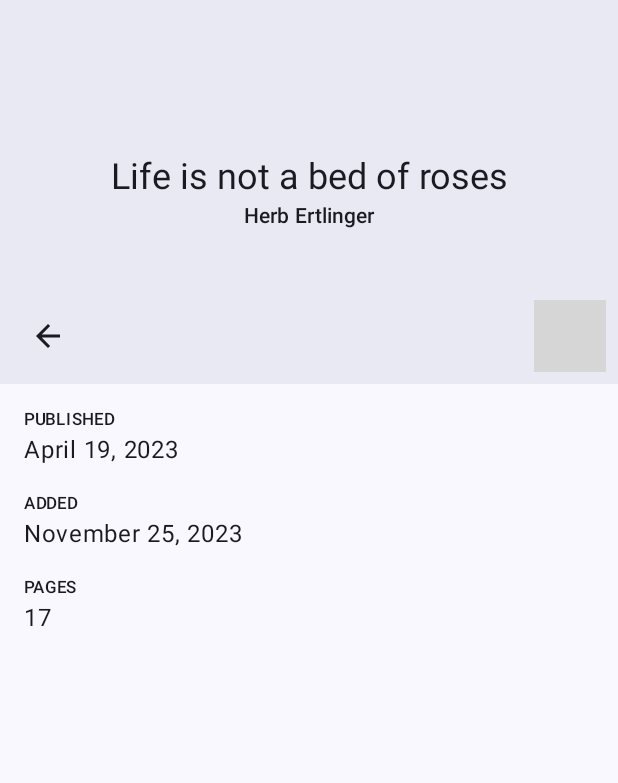
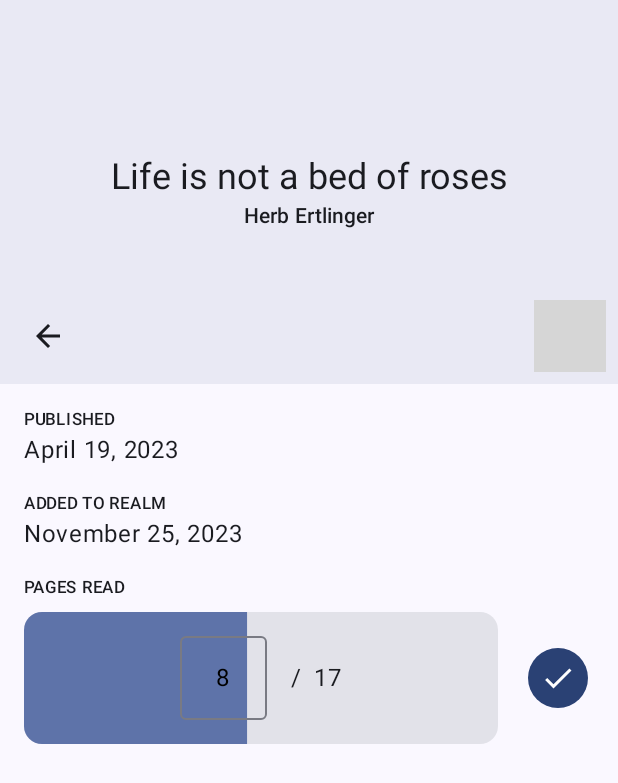
Before and after one commit to hamthelegend/Books, an Android app built with Jetpack Compose: the @Preview function BookScreenPreview, on a phone screen of 412 x 824 dp. Shown: the top 783 px of the screen. Run offline under Robolectric (Android 15) with nearby library versions, the light colour scheme and no system bars; 1 statement that could not run was skipped; grey boxes are pictures that could not be loaded.

Commit message:
Added updating of pages read

```diff
--- a/app/src/main/java/com/thebrownfoxx/books/ui/screens/book/BookDestination.kt
+++ b/app/src/main/java/com/thebrownfoxx/books/ui/screens/book/BookDestination.kt
@@ -25,6 +25,8 @@ fun Book(navigator: DestinationsNavigator) {
 
     with(viewModel) {
         val book by book.collectAsStateWithLifecycle()
+        val newPagesRead by newPagesRead.collectAsStateWithLifecycle()
+        val savePagesReadButtonVisible by savePagesReadButtonVisible.collectAsStateWithLifecycle()
 
         LaunchedEffect(Unit) {
             navigateUp.collect { navigator.navigateUp() }
@@ -32,6 +34,10 @@ fun Book(navigator: DestinationsNavigator) {
 
         BookScreen(
             book = book ?: Sample.Book,
+            newPagesRead = newPagesRead,
+            onNewPagesReadChange = ::updateNewPagesRead,
+            savePagesReadButtonVisible = savePagesReadButtonVisible,
+            onSavePagesRead = ::savePagesRead,
             onArchive = ::archive,
             onNavigateUp = { navigator.navigateUp() },
         )
--- a/app/src/main/java/com/thebrownfoxx/books/ui/screens/book/BookScreen.kt
+++ b/app/src/main/java/com/thebrownfoxx/books/ui/screens/book/BookScreen.kt
@@ -1,8 +1,10 @@
 package com.thebrownfoxx.books.ui.screens.book
 
+import androidx.compose.animation.AnimatedVisibility
 import androidx.compose.foundation.layout.Arrangement
 import androidx.compose.foundation.layout.Column
 import androidx.compose.foundation.layout.PaddingValues
+import androidx.compose.foundation.layout.Row
 import androidx.compose.foundation.layout.fillMaxSize
 import androidx.compose.foundation.layout.fillMaxWidth
 import androidx.compose.foundation.layout.padding
@@ -11,12 +13,14 @@ import androidx.compose.foundation.verticalScroll
 import androidx.compose.material.icons.Icons
 import androidx.compose.material.icons.twotone.Archive
 import androidx.compose.material.icons.twotone.ArrowBack
+import androidx.compose.material.icons.twotone.Check
 import androidx.compose.material3.ExperimentalMaterial3Api
 import androidx.compose.material3.MaterialTheme.typography
 import androidx.compose.material3.Scaffold
 import androidx.compose.material3.Text
 import androidx.compose.material3.TopAppBarDefaults
 import androidx.compose.runtime.Composable
+import androidx.compose.ui.Alignment
 import androidx.compose.ui.Modifier
 import androidx.compose.ui.input.nestedscroll.nestedScroll
 import androidx.compose.ui.text.style.TextAlign
@@ -28,13 +32,19 @@ import com.thebrownfoxx.books.ui.components.LabeledText
 import com.thebrownfoxx.books.ui.extensions.formatted
 import com.thebrownfoxx.books.ui.theme.AppTheme
 import com.thebrownfoxx.components.ExpandedTopAppBar
+import com.thebrownfoxx.components.FilledIconButton
 import com.thebrownfoxx.components.IconButton
+import com.thebrownfoxx.components.VerticalSpacer
 import com.thebrownfoxx.components.extension.plus
 
 @OptIn(ExperimentalMaterial3Api::class)
 @Composable
 fun BookScreen(
     book: Book,
+    newPagesRead: Int?,
+    onNewPagesReadChange: (String) -> Unit,
+    savePagesReadButtonVisible: Boolean,
+    onSavePagesRead: () -> Unit,
     onArchive: () -> Unit,
     onNavigateUp: () -> Unit,
     modifier: Modifier = Modifier,
@@ -98,11 +108,34 @@ fun BookScreen(
                 .padding(contentPadding + PaddingValues(16.dp)),
         ) {
             LabeledText(label = "Published", text = book.datePublished.formatted())
-            LabeledText(label = "Added", text = book.dateAdded.formatted())
+            LabeledText(label = "Added to realm", text = book.dateAdded.formatted())
             if (book.dateModified != null) {
                 LabeledText(label = "Last modified", text = book.dateModified.formatted())
             }
-            LabeledText(label = "Pages", text = book.pages.toString())
+            Column {
+                Text(
+                    text = "Pages read".uppercase(),
+                    style = typography.labelSmall,
+                )
+                VerticalSpacer(height = 8.dp)
+                // TODO: Scroll on focus
+                Row(verticalAlignment = Alignment.CenterVertically) {
+                    ProgressBar(
+                        book = book,
+                        newPagesRead = newPagesRead,
+                        onNewPagesReadChange = onNewPagesReadChange,
+                        modifier = Modifier.weight(1f),
+                    )
+                    AnimatedVisibility(visible = savePagesReadButtonVisible) {
+                        FilledIconButton(
+                            imageVector = Icons.TwoTone.Check,
+                            contentDescription = null,
+                            onClick = onSavePagesRead,
+                            modifier = Modifier.padding(start = 16.dp),
+                        )
+                    }
+                }
+            }
         }
     }
 }
@@ -113,6 +146,10 @@ fun BookScreenPreview() {
     AppTheme {
         BookScreen(
             book = Sample.Book,
+            newPagesRead = 8,
+            savePagesReadButtonVisible = true,
+            onNewPagesReadChange = {},
+            onSavePagesRead = {},
             onArchive = {},
             onNavigateUp = {},
         )
--- /dev/null
+++ b/app/src/main/java/com/thebrownfoxx/books/ui/screens/book/ProgressBar.kt
@@ -0,0 +1,104 @@
+package com.thebrownfoxx.books.ui.screens.book
+
+import androidx.compose.animation.animateContentSize
+import androidx.compose.animation.core.animateFloatAsState
+import androidx.compose.foundation.layout.Arrangement
+import androidx.compose.foundation.layout.Box
+import androidx.compose.foundation.layout.IntrinsicSize
+import androidx.compose.foundation.layout.Row
+import androidx.compose.foundation.layout.fillMaxWidth
+import androidx.compose.foundation.layout.padding
+import androidx.compose.foundation.layout.width
+import androidx.compose.foundation.text.BasicTextField
+import androidx.compose.material3.Card
+import androidx.compose.material3.CardDefaults
+import androidx.compose.material3.LocalTextStyle
+import androidx.compose.material3.MaterialTheme.colorScheme
+import androidx.compose.material3.OutlinedCard
+import androidx.compose.material3.OutlinedTextFieldDefaults
+import androidx.compose.material3.Text
+import androidx.compose.runtime.Composable
+import androidx.compose.runtime.getValue
+import androidx.compose.ui.Alignment
+import androidx.compose.ui.Modifier
+import androidx.compose.ui.draw.drawBehind
+import androidx.compose.ui.graphics.Color
+import androidx.compose.ui.tooling.preview.Preview
+import androidx.compose.ui.unit.dp
+import com.thebrownfoxx.books.model.Book
+import com.thebrownfoxx.books.model.Sample
+import com.thebrownfoxx.books.ui.theme.AppTheme
+import com.thebrownfoxx.components.HorizontalSpacer
+
+@Composable
+fun ProgressBar(
+    book: Book,
+    newPagesRead: Int?,
+    onNewPagesReadChange: (String) -> Unit,
+    modifier: Modifier = Modifier,
+) {
+    val progressColor = colorScheme.primaryContainer
+    val progress by animateFloatAsState(book.readingProgress, label = "")
+
+    Card(modifier) {
+        Row(
+            horizontalArrangement = Arrangement.Center,
+            verticalAlignment = Alignment.CenterVertically,
+            modifier = Modifier
+                .fillMaxWidth()
+                .drawBehind {
+                    drawRect(
+                        color = progressColor,
+                        size = size.copy(width = size.width * progress),
+                    )
+                }
+                .padding(16.dp)
+        ) {
+            // TODO: Change outline on focus
+            OutlinedCard(
+                colors = CardDefaults.outlinedCardColors(
+                    containerColor = Color.Transparent,
+                    contentColor = colorScheme.onPrimaryContainer,
+                ),
+                shape = OutlinedTextFieldDefaults.shape,
+            ) {
+                Box(
+                    contentAlignment = Alignment.Center,
+                    modifier = Modifier
+                        .padding(vertical = 16.dp, horizontal = 24.dp)
+                        .animateContentSize(),
+                ) {
+                    if (newPagesRead == null) {
+                        Text(
+                            text = book.pagesRead.toString(),
+                            color = colorScheme.onSurfaceVariant,
+                        )
+                    }
+                    BasicTextField(
+                        value = newPagesRead?.toString() ?: "",
+                        onValueChange = onNewPagesReadChange,
+                        modifier = Modifier.width(IntrinsicSize.Min),
+                        textStyle = LocalTextStyle.current,
+                    )
+                }
+            }
+            HorizontalSpacer(width = 16.dp)
+            Text(text = "/")
+            HorizontalSpacer(width = 8.dp)
+            Text(text = book.pages.toString())
+        }
+    }
+}
+
+@Preview
+@Composable
+fun ProgressBarPreview() {
+    AppTheme {
+        ProgressBar(
+            book = Sample.Book,
+            newPagesRead = 8,
+            onNewPagesReadChange = {},
+            modifier = Modifier.padding(16.dp),
+        )
+    }
+}
```
Also changed, not shown: app/src/main/java/com/thebrownfoxx/books/ui/screens/book/BookViewModel.kt (+24 -0 lines).
